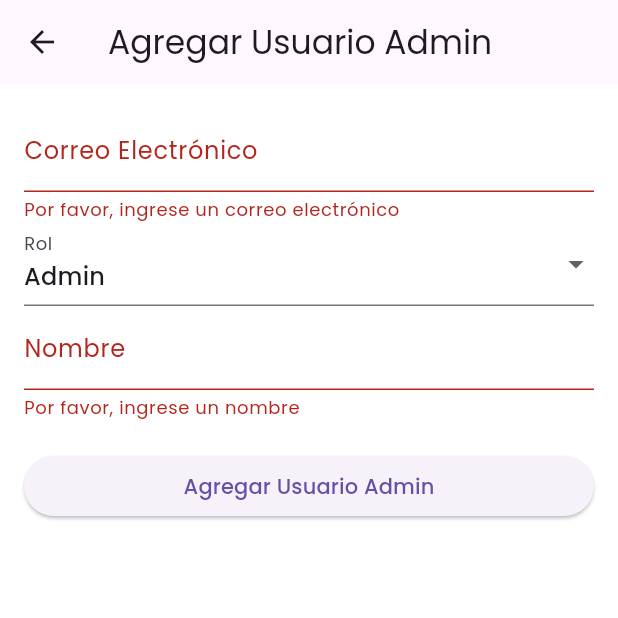
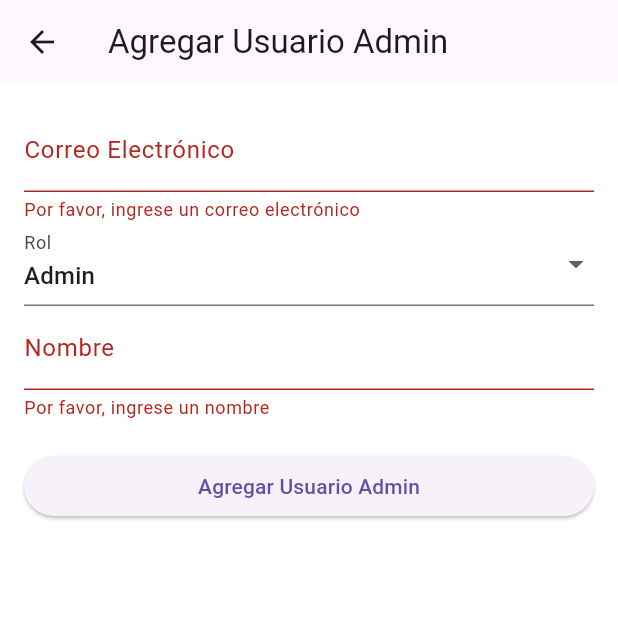
Before and after one commit to Jos1609/Panda-Admin, a Flutter app: the AddAdminUserScreen screen opened directly, after a tap on "Agregar Usuario Admin", on a phone screen of 412 x 824 dp, the top half of it. Run offline on Flutter 3.47's test engine with Material 3 defaults, Android fonts, the light colour scheme and no system bars; our stand-ins replace cloud_firestore, firebase_auth, firebase_core, firebase_messaging, fl_chart; accounts and stored records are empty.

Commit message:
Main ok 1

```diff
--- a/lib/providers/order_provider.dart
+++ b/lib/providers/order_provider.dart
@@ -1,4 +1,5 @@
 import 'package:flutter/foundation.dart';
+// ignore: depend_on_referenced_packages
 import 'package:collection/collection.dart';
 import '../models/order_model.dart';
 import '../services/order_service.dart';
--- a/lib/screens/orders/orders_list_screen.dart
+++ b/lib/screens/orders/orders_list_screen.dart
@@ -106,9 +106,8 @@ class _OrderCard extends StatelessWidget {
   final DeliveryOrder order;
 
   const _OrderCard({
-    Key? key,
     required this.order,
-  }) : super(key: key);
+  });
 
   @override
   Widget build(BuildContext context) {
--- a/lib/screens/pruebas/add_admin.dart
+++ b/lib/screens/pruebas/add_admin.dart
@@ -1,9 +1,14 @@
 import 'package:flutter/material.dart';
+// ignore: depend_on_referenced_packages
 import 'package:cloud_firestore/cloud_firestore.dart';
+// ignore: depend_on_referenced_packages
 import 'package:uuid/uuid.dart';
 
 class AddAdminUserScreen extends StatefulWidget {
+  const AddAdminUserScreen({super.key});
+
   @override
+  // ignore: library_private_types_in_public_api
   _AddAdminUserScreenState createState() => _AddAdminUserScreenState();
 }
 
@@ -15,7 +20,7 @@ class _AddAdminUserScreenState extends State<AddAdminUserScreen> {
 
   Future<void> _addAdminUser() async {
     if (_formKey.currentState!.validate()) {
-      final uid = Uuid().v4(); // Generar un ID único para el usuario
+      final uid = const Uuid().v4(); // Generar un ID único para el usuario
 
       final adminUser = {
         'email': _emailController.text.trim(),
@@ -29,8 +34,9 @@ class _AddAdminUserScreenState extends State<AddAdminUserScreen> {
             .doc(uid)
             .set(adminUser);
 
+        // ignore: use_build_context_synchronously
         ScaffoldMessenger.of(context).showSnackBar(
-          SnackBar(content: Text('¡Usuario admin agregado con éxito!')),
+          const SnackBar(content: Text('¡Usuario admin agregado con éxito!')),
         );
 
         // Limpiar los campos del formulario
@@ -40,6 +46,7 @@ class _AddAdminUserScreenState extends State<AddAdminUserScreen> {
           _selectedRole = 'admin';
         });
       } catch (e) {
+        // ignore: use_build_context_synchronously
         ScaffoldMessenger.of(context).showSnackBar(
           SnackBar(content: Text('Error: $e')),
         );
@@ -51,7 +58,7 @@ class _AddAdminUserScreenState extends State<AddAdminUserScreen> {
   Widget build(BuildContext context) {
     return Scaffold(
       appBar: AppBar(
-        title: Text('Agregar Usuario Admin'),
+        title: const Text('Agregar Usuario Admin'),
       ),
       body: Padding(
         padding: const EdgeInsets.all(16.0),
@@ -62,7 +69,7 @@ class _AddAdminUserScreenState extends State<AddAdminUserScreen> {
             children: [
               TextFormField(
                 controller: _emailController,
-                decoration: InputDecoration(labelText: 'Correo Electrónico'),
+                decoration: const InputDecoration(labelText: 'Correo Electrónico'),
                 keyboardType: TextInputType.emailAddress,
                 validator: (value) {
                   if (value == null || value.isEmpty) {
@@ -73,8 +80,8 @@ class _AddAdminUserScreenState extends State<AddAdminUserScreen> {
               ),
               DropdownButtonFormField<String>(
                 value: _selectedRole,
-                decoration: InputDecoration(labelText: 'Rol'),
-                items: [
+                decoration: const InputDecoration(labelText: 'Rol'),
+                items: const [
                   DropdownMenuItem(value: 'admin', child: Text('Admin')),
                   DropdownMenuItem(value: 'superadmin', child: Text('Superadmin')),
                 ],
@@ -92,7 +99,7 @@ class _AddAdminUserScreenState extends State<AddAdminUserScreen> {
               ),
               TextFormField(
                 controller: _nameController,
-                decoration: InputDecoration(labelText: 'Nombre'),
+                decoration: const InputDecoration(labelText: 'Nombre'),
                 validator: (value) {
                   if (value == null || value.isEmpty) {
                     return 'Por favor, ingrese un nombre';
@@ -100,10 +107,10 @@ class _AddAdminUserScreenState extends State<AddAdminUserScreen> {
                   return null;
                 },
               ),
-              SizedBox(height: 20),
+              const SizedBox(height: 20),
               ElevatedButton(
                 onPressed: _addAdminUser,
-                child: Text('Agregar Usuario Admin'),
+                child: const Text('Agregar Usuario Admin'),
               ),
             ],
           ),
--- a/lib/widgets/custom_status_badge.dart
+++ b/lib/widgets/custom_status_badge.dart
@@ -5,15 +5,16 @@ class CustomStatusBadge extends StatelessWidget {
   final OrderStatus status;
 
   const CustomStatusBadge({
-    Key? key,
+    super.key,
     required this.status,
-  }) : super(key: key);
+  });
 
   @override
   Widget build(BuildContext context) {
     return Container(
       padding: const EdgeInsets.symmetric(horizontal: 12, vertical: 6),
       decoration: BoxDecoration(
+        // ignore: deprecated_member_use
         color: _getStatusColor().withOpacity(0.1),
         borderRadius: BorderRadius.circular(16),
         border: Border.all(
--- a/pubspec.yaml
+++ b/pubspec.yaml
@@ -23,10 +23,9 @@ dev_dependencies:
   provider: ^6.1.2
   firebase_messaging: ^15.1.6
   pdf: ^3.11.1
-  uuid: ^3.0.6
+  uuid: ^4.5.1
+
 flutter:
   uses-material-design: true
-  fonts:
-    - family: Poppins
   assets:
     - assets/images/
```
Also changed, not shown: lib/widgets/order_filter_bar.dart (+6 -3 lines), pubspec.lock.
